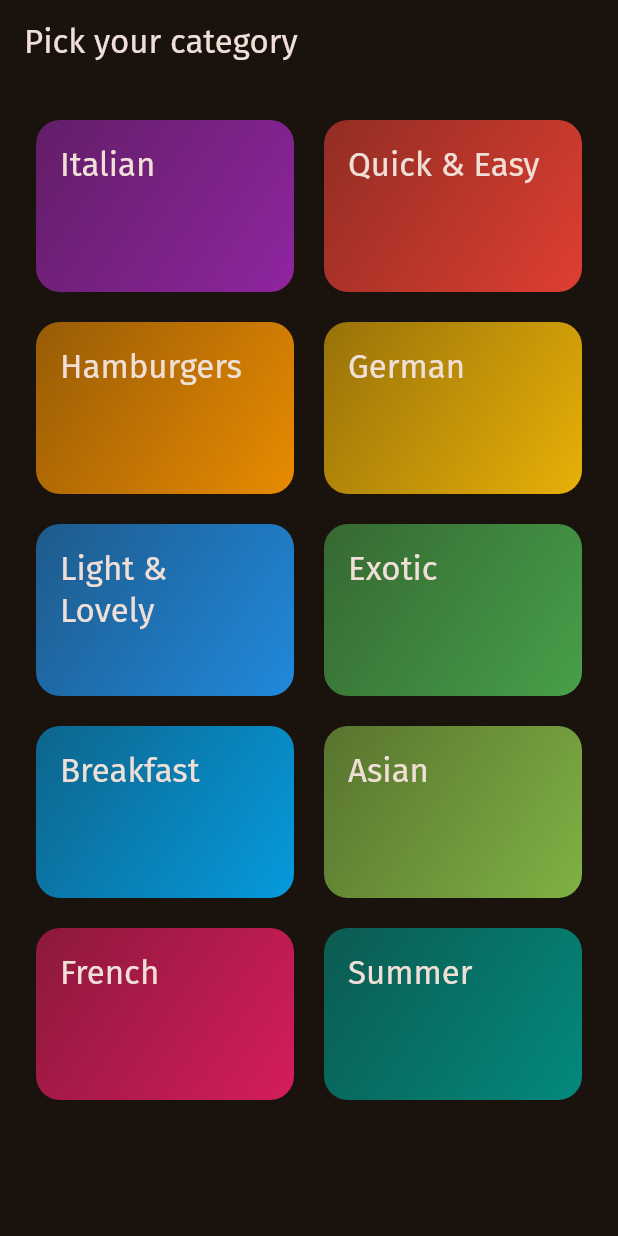
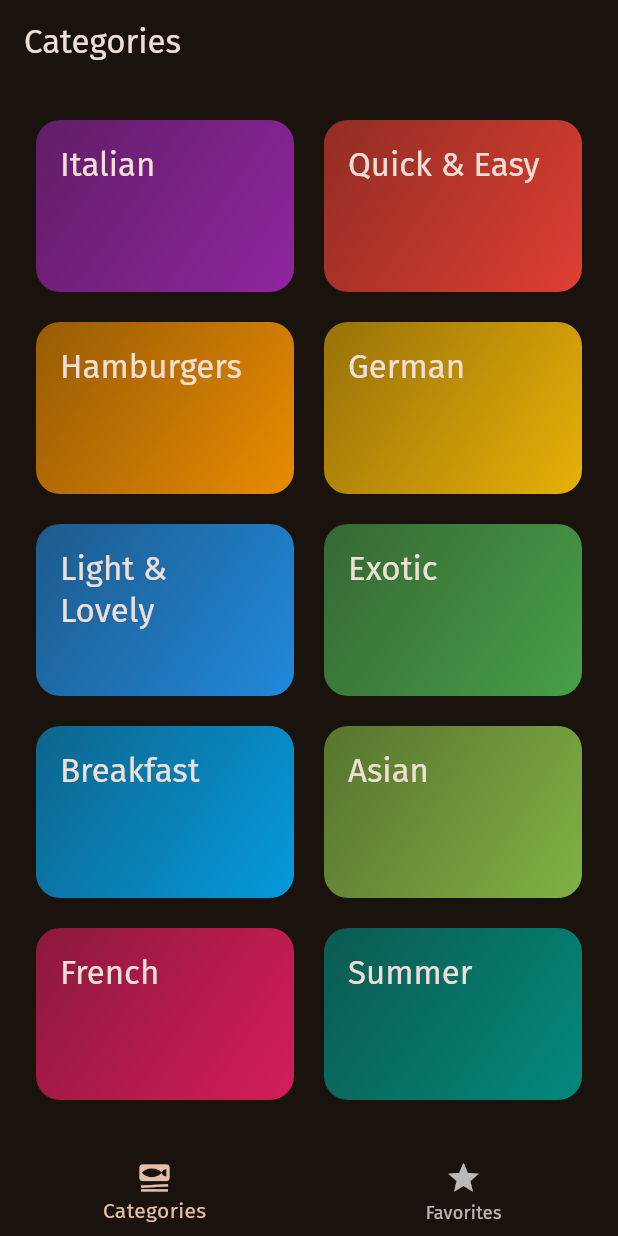
Before and after one commit to deependhamecha/meals_app_riverpod, a Flutter app: the screen it shows after launch, on a phone screen of 412 x 824 dp. Run offline on Flutter 3.47's test engine with Material 3 defaults, Android fonts, the phone set to English and light mode, and no system bars; our stand-ins replace google_fonts, transparent_image.

Commit message:
Finished Favorites

```diff
--- a/lib/main.dart
+++ b/lib/main.dart
@@ -4,6 +4,7 @@ import 'package:google_fonts/google_fonts.dart';
 import 'package:meals_app/data/dummy_data.dart';
 import 'package:meals_app/screens/categories.dart';
 import 'package:meals_app/screens/meals.dart';
+import 'package:meals_app/screens/tabs.dart';
 
 final theme = ThemeData(
   useMaterial3: true,
@@ -33,7 +34,7 @@ class App extends StatelessWidget {
   Widget build(BuildContext context) {
     return MaterialApp(
       theme: theme,
-      home: const CategoriesScreen(),
+      home: TabsScreen(),
     );
   }
 }
--- a/lib/screens/categories.dart
+++ b/lib/screens/categories.dart
@@ -1,12 +1,18 @@
 import 'package:flutter/material.dart';
 import 'package:meals_app/data/dummy_data.dart';
 import 'package:meals_app/models/category.dart';
+import 'package:meals_app/models/meal.dart';
 import 'package:meals_app/screens/meals.dart';
 import 'package:meals_app/widgets/category_grid_item.dart';
 
 class CategoriesScreen extends StatelessWidget {
 
-  const CategoriesScreen({super.key});
+  const CategoriesScreen({
+    super.key,
+    required this.onToggleFavorite
+  });
+
+  final void Function(Meal meal) onToggleFavorite;
 
   void _selectCategory(BuildContext context, Category category) {
 
@@ -14,7 +20,17 @@ class CategoriesScreen extends StatelessWidget {
       .where((meal) => meal.categories.contains(category.id))
       .toList();
 
-    Navigator.push(context, MaterialPageRoute(builder: (ctx) => MealsScreen(title: category.title, meals: filteredMeals)));
+
+    Navigator.push(
+      context,
+      MaterialPageRoute(
+        builder: (ctx) => MealsScreen(
+          title: category.title,
+          meals: filteredMeals,
+          onToggleFavorite: onToggleFavorite,
+        )
+      )
+    );
 
     // Same as
     // Navigator.of(context).push(route);
@@ -22,11 +38,7 @@ class CategoriesScreen extends StatelessWidget {
 
   @override
   Widget build(BuildContext context) {
-    return Scaffold(
-      appBar: AppBar(
-        title: const Text('Pick your category'),
-      ),
-      body: GridView(
+    return GridView(
         padding: const EdgeInsets.all(24),
         // This is a complex way of saying number of columns(grid)
         gridDelegate: const SliverGridDelegateWithFixedCrossAxisCount(
@@ -42,7 +54,6 @@ class CategoriesScreen extends StatelessWidget {
               _selectCategory(context, category);
             },)
         ],
-        )
     );
   }
 
--- /dev/null
+++ b/lib/screens/tabs.dart
@@ -0,0 +1,83 @@
+import 'package:flutter/material.dart';
+import 'package:meals_app/models/meal.dart';
+import 'package:meals_app/screens/categories.dart';
+import 'package:meals_app/screens/meals.dart';
+
+class TabsScreen extends StatefulWidget {
+
+  @override
+  State<StatefulWidget> createState() {
+    return _TabsScreenState();
+  }
+
+
+}
+
+class _TabsScreenState extends State<TabsScreen> {
+
+  int _selectedPageIndex = 0;
+  final List<Meal> _favoriteMeals = [];
+
+  void _showInfoMessage(String message) {
+    ScaffoldMessenger.of(context).clearSnackBars();
+    ScaffoldMessenger.of(context).showSnackBar(
+      SnackBar(
+        content: Text(message)
+      )
+    );
+  }
+
+  void _toggleMealFavoriteStatus(Meal meal) {
+    final isExisting = _favoriteMeals.contains(meal);
+
+    if(isExisting) {
+      // Works without wrapped inside setState? Strange
+      _favoriteMeals.remove(meal);
+      _showInfoMessage('Meal is no longer a favorite.');
+    } else {
+      // Works without wrapped inside setState? Strange
+      _favoriteMeals.add(meal);
+      _showInfoMessage('Marked as a favorite!');
+    }
+  }
+
+  void _selectPage(int index) {
+    setState(() {
+      _selectedPageIndex = index;
+    });
+  }
+
+  @override
+  Widget build(BuildContext context) {
+
+    Widget activePage = CategoriesScreen(onToggleFavorite: _toggleMealFavoriteStatus);
+    var activePageTitle = 'Categories';
+
+    if(_selectedPageIndex == 1) {
+      activePage = MealsScreen(meals: _favoriteMeals, onToggleFavorite: _toggleMealFavoriteStatus,);
+      activePageTitle = 'Your Favorites';
+    }
+
+    return Scaffold(
+      appBar: AppBar(
+        title: Text(activePageTitle),
+      ),
+      body: activePage,
+      bottomNavigationBar: BottomNavigationBar(
+        onTap: _selectPage,
+        currentIndex: _selectedPageIndex,
+        items: const [
+          BottomNavigationBarItem(
+            icon: Icon(Icons.set_meal),
+            label: 'Categories',
+          ),
+          BottomNavigationBarItem(
+            icon: Icon(Icons.star),
+            label: 'Favorites',
+          ),
+        ]
+      ),
+    );
+  }
+
+}
```
Also changed, not shown: lib/screens/meal_detail.dart (+11 -1 lines), lib/screens/meals.dart (+14 -6 lines).
